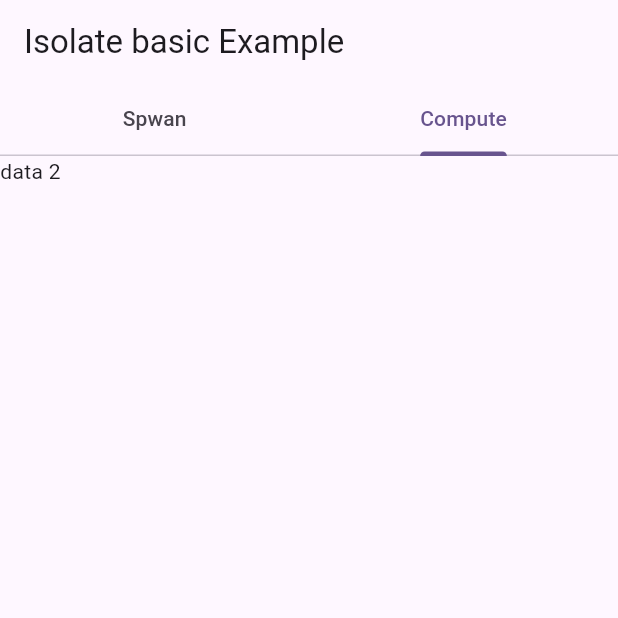
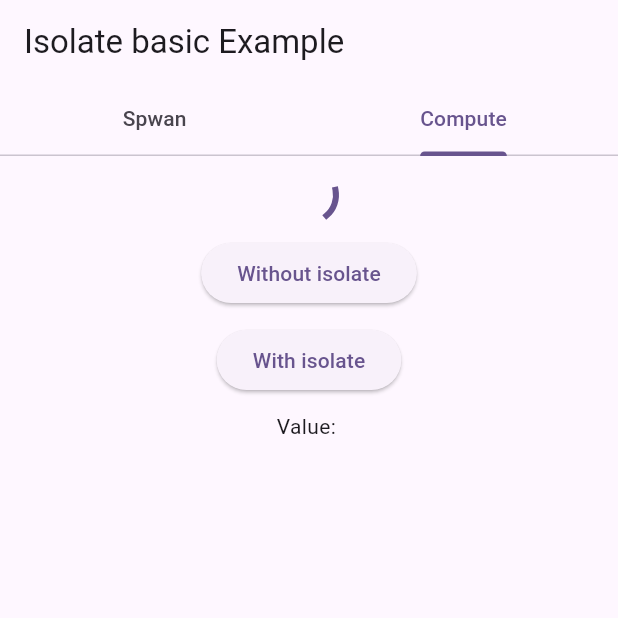
Before and after one commit to tanvirulislam/isolate_basic_example, a Flutter app: the screen it shows after launch, tab 2 chosen, on a phone screen of 412 x 824 dp, the top half of it. Run offline on Flutter 3.47's test engine with Material 3 defaults, Android fonts, the phone set to English and light mode, and no system bars; our stand-ins replace flutter_riverpod.

Commit message:
isolate compute method

```diff
--- /dev/null
+++ b/lib/isolate/isolate.compute.dart
@@ -0,0 +1,41 @@
+import 'package:flutter/foundation.dart';
+import 'package:flutter/material.dart';
+import 'package:flutter_riverpod/flutter_riverpod.dart';
+import 'package:isolate/isolate/isolate.spwan.dart';
+import 'package:isolate/isolate/provider.dart';
+
+class IsolateCompute extends ConsumerWidget {
+  const IsolateCompute({super.key});
+
+  @override
+  Widget build(BuildContext context, WidgetRef ref) {
+    final provider = ref.watch(countProvider);
+    final notifier = ref.read(countProvider.notifier);
+    return Padding(
+      padding: const EdgeInsets.all(8.0),
+      child: Column(
+        children: [
+          const CircularProgressIndicator(),
+          height10,
+          ElevatedButton(
+            onPressed: () {
+              final val = heavyTask(loopNumber);
+              notifier.addValue(val);
+            },
+            child: const Text("Without isolate"),
+          ),
+          height10,
+          ElevatedButton(
+            onPressed: () async {
+              final result = await compute(heavyTask, loopNumber);
+              notifier.addValue(result);
+            },
+            child: const Text("With isolate"),
+          ),
+          height10,
+          Text("Value: ${provider ?? ''}")
+        ],
+      ),
+    );
+  }
+}
--- a/lib/isolate/isolate.dart
+++ b/lib/isolate/isolate.dart
@@ -1,5 +1,6 @@
 import 'package:flutter/material.dart';
 import 'package:flutter_riverpod/flutter_riverpod.dart';
+import 'package:isolate/isolate/isolate.compute.dart';
 import 'package:isolate/isolate/isolate.spwan.dart';
 
 class IsolateExample extends ConsumerWidget {
@@ -20,7 +21,7 @@ class IsolateExample extends ConsumerWidget {
         body: const TabBarView(
           children: [
             IsolateSpwan(),
-            Text("data 2"),
+            IsolateCompute(),
           ],
         ),
       ),
```
